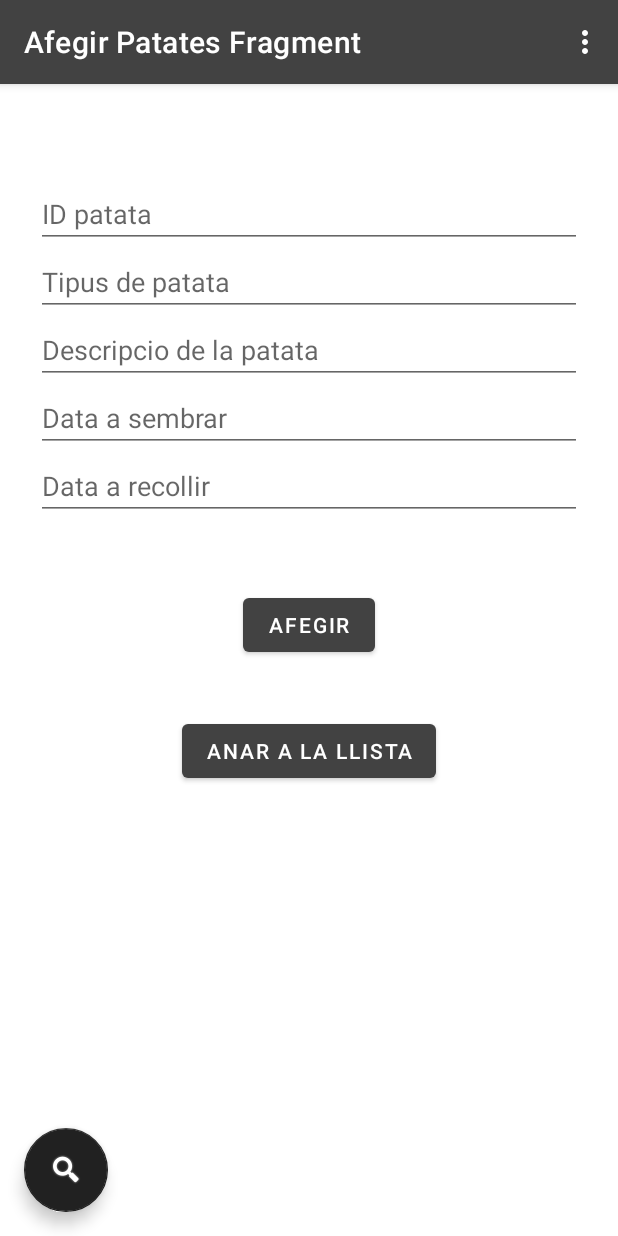
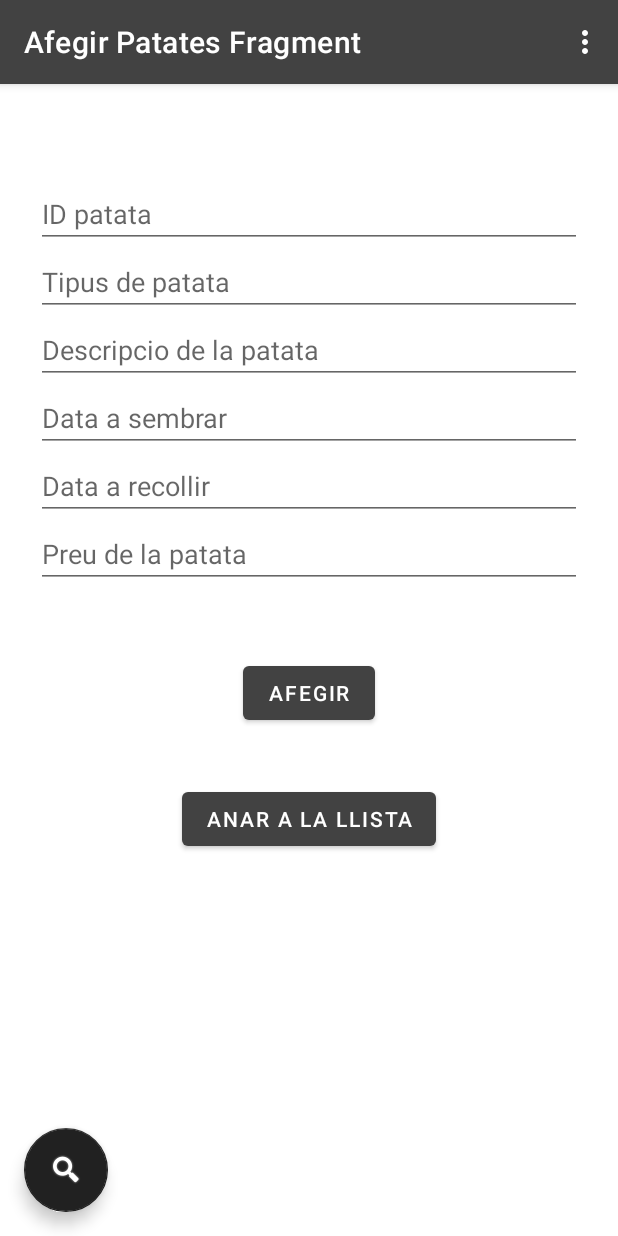
Before and after one commit to danagomezbalada/potatoappdana, an Android app: the AfegirPatataFragment screen opened through its navigation route, after a tap on "AFEGIR", on a phone screen of 412 x 824 dp. Run offline under Robolectric (Android 15) with nearby library versions, the phone set to English and light mode, and no system bars; 1 statement that could not run was skipped.

Commit message:
Afegit camp Preu a la classe Patata.

```diff
--- a/app/src/main/java/dam2021/mp08/uf1/p1/GOMEZ_DANA/AfegirPatataFragment.java
+++ b/app/src/main/java/dam2021/mp08/uf1/p1/GOMEZ_DANA/AfegirPatataFragment.java
@@ -53,11 +53,12 @@ public class AfegirPatataFragment extends Fragment {
         EditText textDesc = view.findViewById(R.id.textboxDesc);
         EditText textSembrar = view.findViewById(R.id.textboxSembrar);
         EditText textRecollir = view.findViewById(R.id.textboxRecollir);
+        EditText textPreu = view.findViewById(R.id.textboxPreu);
 
         view.findViewById(R.id.botoAfegir).setOnClickListener(new View.OnClickListener() {
             @Override
             public void onClick(View view) {
-                if (!textId.getText().toString().equals("")&&!textTipus.getText().toString().equals("")&&!textDesc.getText().toString().equals("")&&!textSembrar.getText().toString().equals("")&&!textRecollir.getText().toString().equals("")){
+                if (!textId.getText().toString().equals("")&&!textTipus.getText().toString().equals("")&&!textDesc.getText().toString().equals("")&&!textSembrar.getText().toString().equals("")&&!textRecollir.getText().toString().equals("")&&!textPreu.getText().toString().equals("")){
                     baseDades = getActivity().openOrCreateDatabase("patata", MODE_PRIVATE, null);
                     String query = "SELECT * FROM patates";
                     Cursor resultat = baseDades.rawQuery(query, null);
@@ -67,6 +68,7 @@ public class AfegirPatataFragment extends Fragment {
                     String desc = textDesc.getText().toString();
                     String sembrar = textSembrar.getText().toString();
                     String recollir = textRecollir.getText().toString();
+                    String preu = textPreu.getText().toString();
                     if (resultat != null){
                         while (resultat.moveToNext()){
                             if (resultat.getString(0).equals(id)){
@@ -75,8 +77,8 @@ public class AfegirPatataFragment extends Fragment {
                         }
                     }
                     if (esPot){
-                        String sqlQuery = "INSERT INTO patates (id, tipus, descripcio, sembrar, recollir) " +
-                                "VALUES ('"+id+"','"+tipus+"','"+desc+"','"+sembrar+"','"+recollir+"');";
+                        String sqlQuery = "INSERT INTO patates (id, tipus, descripcio, sembrar, recollir, preu) " +
+                                "VALUES ('"+id+"','"+tipus+"','"+desc+"','"+sembrar+"','"+recollir+"','"+preu+"');";
                         try {
                             baseDades.execSQL(sqlQuery);
                             Toast.makeText(getActivity().getApplicationContext(), getString(R.string.afegitCorrecte), Toast.LENGTH_LONG).show();
--- a/app/src/main/java/dam2021/mp08/uf1/p1/GOMEZ_DANA/LlistaPatatesFragment.java
+++ b/app/src/main/java/dam2021/mp08/uf1/p1/GOMEZ_DANA/LlistaPatatesFragment.java
@@ -127,7 +127,8 @@ public class LlistaPatatesFragment extends Fragment {
                 String descripcio = resultat.getString(2);
                 String sembrar = resultat.getString(3);
                 String recollir = resultat.getString(4);
-                patates.add(new Patata(id,tipus,descripcio,sembrar,recollir));
+                String preu = resultat.getString(5);
+                patates.add(new Patata(id,tipus,descripcio,sembrar,recollir,preu));
             }
         }
     }
--- a/app/src/main/java/dam2021/mp08/uf1/p1/GOMEZ_DANA/RecyclerViewPatata.java
+++ b/app/src/main/java/dam2021/mp08/uf1/p1/GOMEZ_DANA/RecyclerViewPatata.java
@@ -36,6 +36,7 @@ public class RecyclerViewPatata extends RecyclerView.Adapter<RecyclerViewPatata.
         holder.hTipusPatata.setText(llistaPatates.get(position).getTipus());
         holder.hSembrarPatata.setText(llistaPatates.get(position).getSembrar());
         holder.hRecollidaPatata.setText(llistaPatates.get(position).getRecollida());
+        holder.hPreuPatata.setText(llistaPatates.get(position).getPreu());
 
         holder.mView.setOnClickListener(new View.OnClickListener() {
             @Override
@@ -60,6 +61,7 @@ public class RecyclerViewPatata extends RecyclerView.Adapter<RecyclerViewPatata.
         public final TextView hTipusPatata;
         public final TextView hSembrarPatata;
         public final TextView hRecollidaPatata;
+        public final TextView hPreuPatata;
         public Patata patata;
 
         public ViewHolder(View view) {
@@ -69,6 +71,7 @@ public class RecyclerViewPatata extends RecyclerView.Adapter<RecyclerViewPatata.
             hTipusPatata = (TextView) view.findViewById(R.id.patata_tipus);
             hSembrarPatata = (TextView) view.findViewById(R.id.patata_sembrar);
             hRecollidaPatata = (TextView) view.findViewById(R.id.patata_recollida);
+            hPreuPatata = (TextView) view.findViewById(R.id.patata_preu);
         }
 
         @Override
--- a/app/src/main/java/dam2021/mp08/uf1/p1/GOMEZ_DANA/ResultatPatataFragment.java
+++ b/app/src/main/java/dam2021/mp08/uf1/p1/GOMEZ_DANA/ResultatPatataFragment.java
@@ -53,6 +53,7 @@ public class ResultatPatataFragment extends Fragment {
         TextView desc = view.findViewById(R.id.desc);
         TextView semb = view.findViewById(R.id.semb);
         TextView reco = view.findViewById(R.id.reco);
+        TextView preu = view.findViewById(R.id.preu);
         String getId = "";
 
         if(dades != null) {
@@ -67,6 +68,7 @@ public class ResultatPatataFragment extends Fragment {
                 desc.setText(resultat.getString(2));
                 semb.setText(resultat.getString(3));
                 reco.setText(resultat.getString(4));
+                preu.setText(resultat.getString(5));
             }
         }
 
--- a/app/src/main/java/dam2021/mp08/uf1/p1/GOMEZ_DANA/ui/login/LoginActivity.java
+++ b/app/src/main/java/dam2021/mp08/uf1/p1/GOMEZ_DANA/ui/login/LoginActivity.java
@@ -49,7 +49,9 @@ public class LoginActivity extends AppCompatActivity {
         //BASE DE DADES
         this.baseDades = this.openOrCreateDatabase("patata", MODE_PRIVATE, null);
         String query = "CREATE TABLE IF NOT EXISTS patates (id TEXT PRIMARY KEY, " +
-                " tipus TEXT, descripcio TEXT, sembrar TEXT,  recollir TEXT) ";
+                " tipus TEXT, descripcio TEXT, sembrar TEXT,  recollir TEXT, preu TEXT, audio TEXT, imatge TEXT) ";
+        this.baseDades.execSQL(query);
+        query = "ALTER TABLE patates ADD preu TEXT";
         this.baseDades.execSQL(query);
 
 
--- a/app/src/main/res/layout/fragment_afegir_patata.xml
+++ b/app/src/main/res/layout/fragment_afegir_patata.xml
@@ -72,13 +72,26 @@
         app:layout_constraintStart_toStartOf="parent"
         app:layout_constraintTop_toBottomOf="@+id/textboxSembrar"/>
 
+    <EditText
+        android:id="@+id/textboxPreu"
+        android:layout_width="0dp"
+        android:layout_height="wrap_content"
+        android:layout_marginStart="24dp"
+        android:layout_marginEnd="24dp"
+        android:hint="@string/prompt_afegirPreu"
+        android:inputType="text"
+        app:layout_constraintEnd_toEndOf="parent"
+        app:layout_constraintHorizontal_bias="0.0"
+        app:layout_constraintStart_toStartOf="parent"
+        app:layout_constraintTop_toBottomOf="@+id/textboxRecollir"/>
+
     <Button
         android:id="@+id/botoAfegir"
         android:layout_width="wrap_content"
         android:layout_height="wrap_content"
         android:text="@string/afegir"
         android:layout_marginTop="46dp"
-        app:layout_constraintTop_toBottomOf="@id/textboxRecollir"
+        app:layout_constraintTop_toBottomOf="@id/textboxPreu"
         app:layout_constraintEnd_toEndOf="parent"
         app:layout_constraintStart_toStartOf="parent"
         app:layout_constraintBottom_toTopOf="@id/botoTornar"/>
--- a/app/src/main/res/values/strings.xml
+++ b/app/src/main/res/values/strings.xml
@@ -16,6 +16,7 @@
     <string name="prompt_afegirDesc">Descripcio de la patata</string>
     <string name="prompt_afegirSembrar">Data a sembrar</string>
     <string name="prompt_afegirRecollir">Data a recollir</string>
+    <string name="prompt_afegirPreu">Preu de la patata</string>
     <string name="afegitCorrecte">Afegit correctament</string>
     <string name="idRepetit">"L'ID no es pot repetir!"</string>
     <string name="campsBlanc">No es poden deixar un o mes camps en blanc.</string>
```
Also changed, not shown: app/src/main/java/dam2021/mp08/uf1/p1/GOMEZ_DANA/Patata.java (+7 -2 lines), app/src/main/res/layout/fragment_resultat_patata.xml (+11 -0 lines), app/src/main/res/layout/llista_patates.xml (+11 -0 lines), 2 other files.
